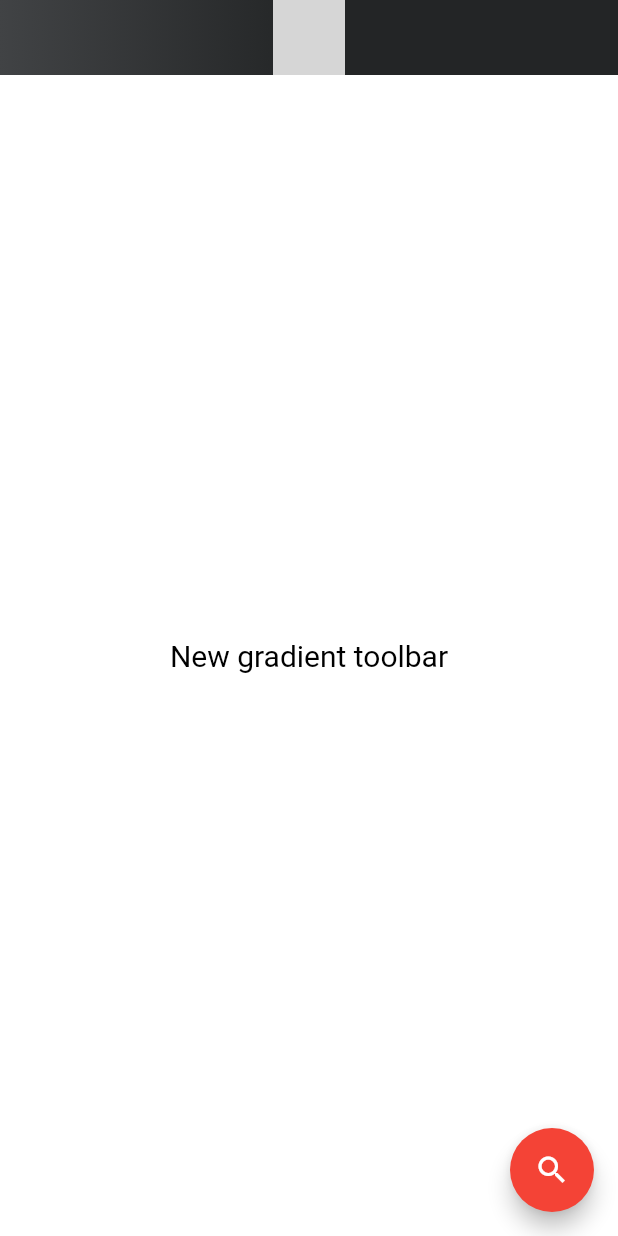
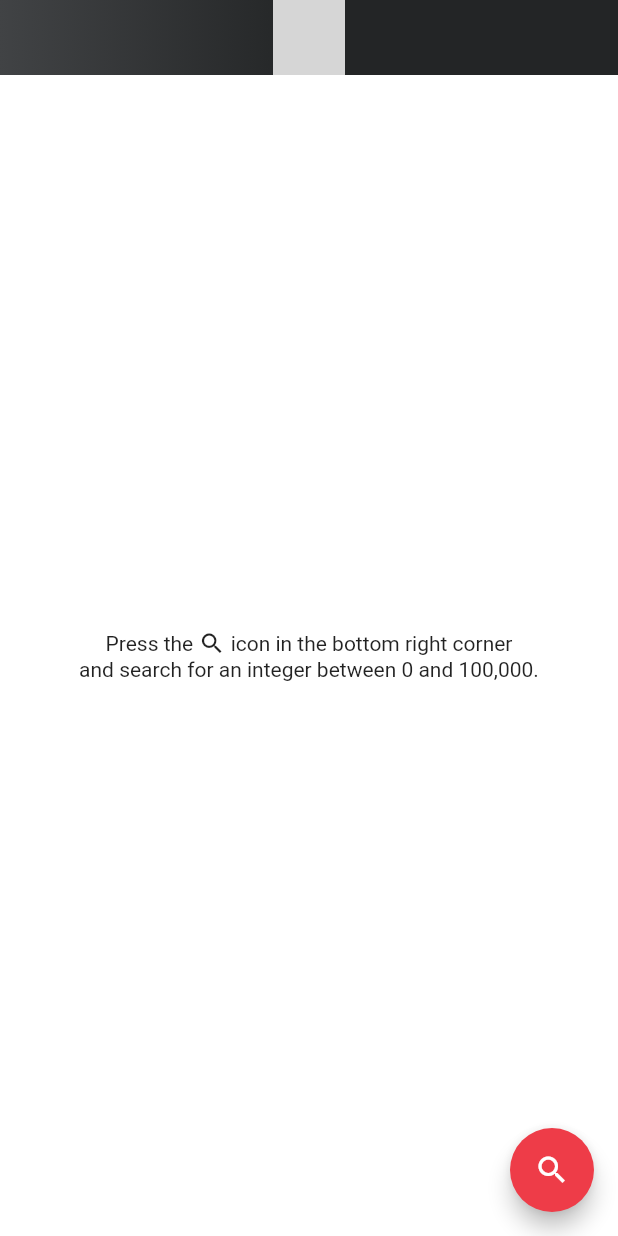
Before and after one commit to rohitgupta1694/FlutterGithubUserSearch, a Flutter app: the screen it shows after launch, on a phone screen of 412 x 824 dp. Run offline on Flutter 3.47's test engine with Material 2 defaults, Android fonts, the phone set to English and light mode, and no system bars; our stand-ins replace built_collection, built_value; generated files the repository leaves out were written again; statements that could not run were skipped; grey boxes are pictures that could not be loaded.

Commit message:
added user model for github user search api.

```diff
--- a/lib/main.dart
+++ b/lib/main.dart
@@ -2,7 +2,7 @@ import 'package:flutter/foundation.dart';
 import 'package:flutter/material.dart';
 import 'package:flutter/services.dart';
 import 'package:github_user_search_flutter/customwidgets/gradient_app_bar.dart';
-import 'package:github_user_search_flutter/utils/SnackBarUtil.dart';
+import 'package:github_user_search_flutter/utils/snackbar_util.dart';
 
 void main() => runApp(new MyApp());
 
@@ -13,7 +13,9 @@ class MyApp extends StatelessWidget {
     return new MaterialApp(
       title: 'Github User Search',
       theme: ThemeData(
-        primarySwatch: Colors.red,
+        primaryColor: const Color(0xffee3c48),
+        splashColor: Colors.white24,
+        splashFactory: InkRipple.splashFactory,
       ),
       home: new MyHomePage(scaffoldKey: GlobalKey<ScaffoldState>()),
     );
@@ -36,8 +38,8 @@ class _MyHomePageState extends State<MyHomePage> {
 
     void _handleSearchButtonClick(bool clickStatus) {
       //TODO Open Search screen
-      widget.scaffoldKey.currentState.showSnackBar(
-          SnackBarUtil.showNormalSnackBar("Search something"));
+      widget.scaffoldKey.currentState
+          .showSnackBar(SnackBarUtil.showNormalSnackBar("Search something"));
     }
 
     return new Scaffold(
@@ -50,13 +52,33 @@ class _MyHomePageState extends State<MyHomePage> {
             needSearchAction: false,
             onClick: _handleSearchButtonClick,
           ),
-          Expanded(child: Center(
-            child: Text(
-              "New gradient toolbar",
-              style: new TextStyle(
-                  fontSize: 20.0,
-                  color: Colors.black,
-                  fontWeight: FontWeight.w400),
+          Expanded(
+              child: Center(
+                child: Column(
+                  mainAxisAlignment: MainAxisAlignment.center,
+                  children: <Widget>[
+                    Column(
+                      mainAxisAlignment: MainAxisAlignment.center,
+                      children: <Widget>[
+                        Row(
+                          mainAxisAlignment: MainAxisAlignment.center,
+                          children: const <Widget>[
+                            Text('Press the '),
+                            Tooltip(
+                              message: 'search',
+                              child: Icon(
+                                Icons.search,
+                                size: 18.0,
+                              ),
+                            ),
+                            Text(' icon in the bottom right corner'),
+                          ],
+                        ),
+                        const Text(
+                            'and search for an integer between 0 and 100,000.'),
+                      ],
+                    ),
+                  ],
             ),
           )),
         ],
@@ -67,38 +89,8 @@ class _MyHomePageState extends State<MyHomePage> {
         },
         tooltip: 'Search',
         child: new Icon(Icons.search),
+        backgroundColor: const Color(0xffee3c48),
       ),
     );
-    /*return new Scaffold(
-      appBar: AppBar(
-        backgroundColor: Color(0xFF232526),
-        title: Text(widget.title),
-        centerTitle: true,
-        elevation: 0.0,
-        actions: [
-          Builder(
-            builder: (context) => IconButton(
-              icon: Icon(Icons.search),
-              onPressed: () async {
-              },
-            ),
-          ),
-        ],
-      ),
-      body: new Center(
-        child: new Column(
-          mainAxisAlignment: MainAxisAlignment.center,
-          children: <Widget>[
-            new Text(
-              'You have pushed the button this many times:',
-            ),
-            new Text(
-              '0',
-              style: Theme.of(context).textTheme.display1,
-            ),
-          ],
-        ),
-      ),
-    );*/
   }
 }
--- /dev/null
+++ b/lib/models/user.dart
@@ -0,0 +1,167 @@
+import 'dart:convert';
+
+import 'package:built_collection/built_collection.dart';
+import 'package:built_value/built_value.dart';
+import 'package:built_value/serializer.dart';
+
+import 'user_serializers.dart';
+
+part 'user.g.dart';
+
+abstract class User implements Built<User, UserBuilder> {
+  User._();
+
+  factory User([updates(UserBuilder b)]) = _$User;
+
+  @BuiltValueField(wireName: 'total_count')
+  int get totalCount;
+
+  @BuiltValueField(wireName: 'incomplete_results')
+  bool get incompleteResults;
+
+  @BuiltValueField(wireName: 'items')
+  BuiltList<Items> get items;
+
+  String toJson() {
+    return json.encode(serializers.serializeWith(User.serializer, this));
+  }
+
+  static User fromJson(String jsonString) {
+    return serializers.deserializeWith(
+        User.serializer, json.decode(jsonString));
+  }
+
+  static Serializer<User> get serializer => _$userSerializer;
+}
+
+abstract class Items implements Built<Items, ItemsBuilder> {
+  Items._();
+
+  factory Items([updates(ItemsBuilder b)]) = _$Items;
+
+  @BuiltValueField(wireName: 'login')
+  String get login;
+
+  @BuiltValueField(wireName: 'id')
+  int get id;
+
+  @BuiltValueField(wireName: 'node_id')
+  String get nodeId;
+
+  @BuiltValueField(wireName: 'avatar_url')
+  String get avatarUrl;
+
+  @BuiltValueField(wireName: 'gravatar_id')
+  String get gravatarId;
+
+  @BuiltValueField(wireName: 'url')
+  String get url;
+
+  @BuiltValueField(wireName: 'html_url')
+  String get htmlUrl;
+
+  @BuiltValueField(wireName: 'followers_url')
+  String get followersUrl;
+
+  @BuiltValueField(wireName: 'following_url')
+  String get followingUrl;
+
+  @BuiltValueField(wireName: 'gists_url')
+  String get gistsUrl;
+
+  @BuiltValueField(wireName: 'starred_url')
+  String get starredUrl;
+
+  @BuiltValueField(wireName: 'subscriptions_url')
+  String get subscriptionsUrl;
+
+  @BuiltValueField(wireName: 'organizations_url')
+  String get organizationsUrl;
+
+  @BuiltValueField(wireName: 'repos_url')
+  String get reposUrl;
+
+  @BuiltValueField(wireName: 'events_url')
+  String get eventsUrl;
+
+  @BuiltValueField(wireName: 'received_events_url')
+  String get receivedEventsUrl;
+
+  @BuiltValueField(wireName: 'type')
+  String get type;
+
+  @BuiltValueField(wireName: 'site_admin')
+  bool get siteAdmin;
+
+  @BuiltValueField(wireName: 'score')
+  double get score;
+
+  @BuiltValueField(wireName: 'text_matches')
+  BuiltList<TextMatches> get textMatches;
+
+  String toJson() {
+    return json.encode(serializers.serializeWith(Items.serializer, this));
+  }
+
+  static Items fromJson(String jsonString) {
+    return serializers.deserializeWith(
+        Items.serializer, json.decode(jsonString));
+  }
+
+  static Serializer<Items> get serializer => _$itemsSerializer;
+}
+
+abstract class TextMatches implements Built<TextMatches, TextMatchesBuilder> {
+  TextMatches._();
+
+  factory TextMatches([updates(TextMatchesBuilder b)]) = _$TextMatches;
+
+  @BuiltValueField(wireName: 'object_url')
+  String get objectUrl;
+
+  @BuiltValueField(wireName: 'object_type')
+  String get objectType;
+
+  @BuiltValueField(wireName: 'property')
+  String get property;
+
+  @BuiltValueField(wireName: 'fragment')
+  String get fragment;
+
+  @BuiltValueField(wireName: 'matches')
+  BuiltList<Matches> get matches;
+
+  String toJson() {
+    return json.encode(serializers.serializeWith(TextMatches.serializer, this));
+  }
+
+  static TextMatches fromJson(String jsonString) {
+    return serializers.deserializeWith(
+        TextMatches.serializer, json.decode(jsonString));
+  }
+
+  static Serializer<TextMatches> get serializer => _$textMatchesSerializer;
+}
+
+abstract class Matches implements Built<Matches, MatchesBuilder> {
+  Matches._();
+
+  factory Matches([updates(MatchesBuilder b)]) = _$Matches;
+
+  @BuiltValueField(wireName: 'text')
+  String get text;
+
+  @BuiltValueField(wireName: 'indices')
+  BuiltList<int> get indices;
+
+  String toJson() {
+    return json.encode(serializers.serializeWith(Matches.serializer, this));
+  }
+
+  static Matches fromJson(String jsonString) {
+    return serializers.deserializeWith(
+        Matches.serializer, json.decode(jsonString));
+  }
+
+  static Serializer<Matches> get serializer => _$matchesSerializer;
+}
--- /dev/null
+++ b/lib/utils/snackbar_util.dart
@@ -0,0 +1,17 @@
+import 'package:flutter/material.dart';
+
+class SnackBarUtil {
+  static showNormalSnackBar(String message) => SnackBar(
+        content: Text(message),
+      );
+
+  static showSnackBarWithAction(String message, String actionButtonText) =>
+      SnackBar(
+        content: Text(message),
+        action: SnackBarAction(
+            label: actionButtonText,
+            onPressed: () {
+              if (actionButtonText.toLowerCase().contains("close", 0)) {}
+            }),
+      );
+}
```
Also changed, not shown: lib/models/user_serializers.dart (added, +12 -0 lines), lib/utils/SnackBarUtil.dart (deleted, +0 -21 lines), pubspec.yaml (+6 -8 lines), lib/models/user.g.dart (added), lib/models/user_serializers.g.dart (added), 1 other file.
